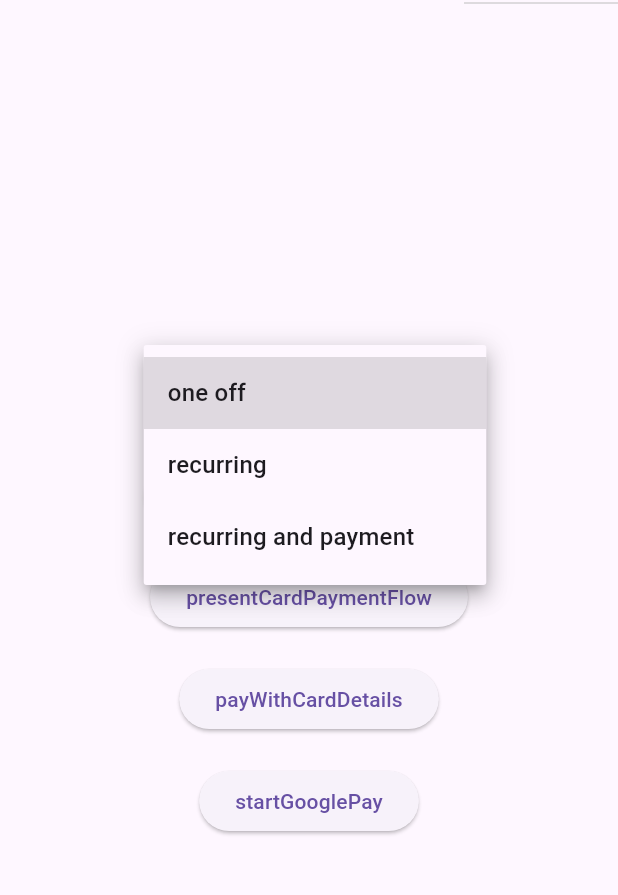
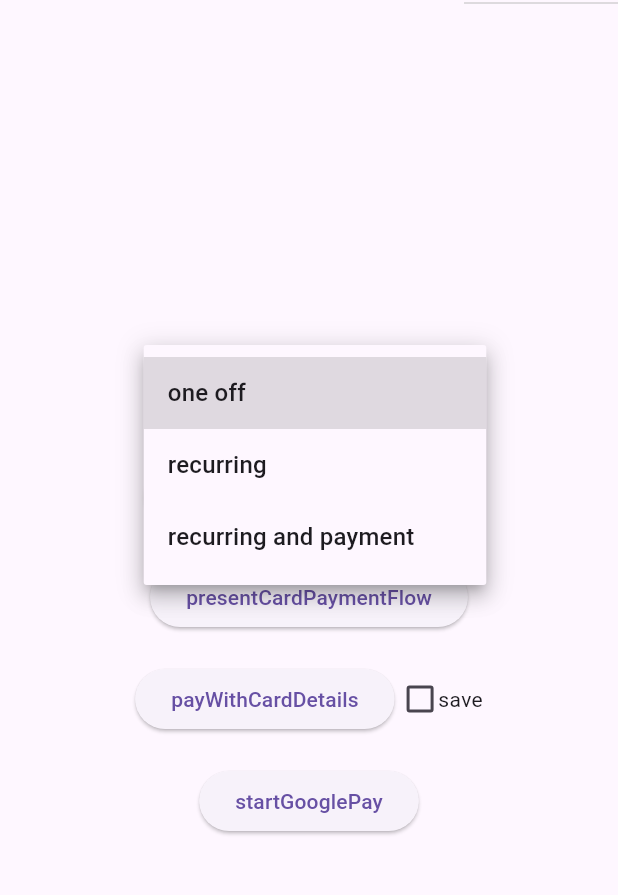
Before and after one commit to airwallex/airwallex-payment-flutter, a Flutter app: the screen it shows after launch, after a tap on "one off", on a phone screen of 412 x 824 dp, the part 63-958 px from its top. Run offline on Flutter 3.47's test engine with Material 3 defaults, Android fonts, the phone set to English and light mode, and no system bars; our stand-ins replace plugin_platform_interface; network calls fail; statements that could not run were skipped.

Commit message:
chore: add saveCard ui

```diff
--- a/example/lib/main.dart
+++ b/example/lib/main.dart
@@ -45,6 +45,7 @@ class MyHomePageState extends State<MyHomePage> {
   late List<String> environmentOptions;
 
   String _environment = 'demo';
+  bool _saveCard = false;
   bool _isLoading = false;
   String _selectedOption = 'one off';
   //for demo or staging environment, you can set your own api key and client id,
@@ -201,25 +202,50 @@ class MyHomePageState extends State<MyHomePage> {
                 const SizedBox(height: 20),
                 ElevatedButton(
                   onPressed: () => _handleSubmit(() async =>
-                      airwallexPaymentFlutter
-                          .presentEntirePaymentFlow(await _createSession())),
+                      airwallexPaymentFlutter.presentEntirePaymentFlow(
+                          await _createSession(customerId: customerId))),
                   child: const Text('presentEntirePaymentFlow'),
                 ),
                 const SizedBox(height: 20),
                 ElevatedButton(
                   onPressed: () => _handleSubmit(() async =>
-                      airwallexPaymentFlutter
-                          .presentCardPaymentFlow(await _createSession())),
+                      airwallexPaymentFlutter.presentCardPaymentFlow(
+                          await _createSession(customerId: customerId))),
                   child: const Text('presentCardPaymentFlow'),
                 ),
                 const SizedBox(height: 20),
-                ElevatedButton(
-                  onPressed: () => _handleSubmit(() async =>
-                      airwallexPaymentFlutter.payWithCardDetails(
-                          await _createSession(),
-                          CardCreator.createDemoCard(_environment),
-                          false)),
-                  child: const Text('payWithCardDetails'),
+                Row(
+                  mainAxisAlignment: MainAxisAlignment.center,
+                  mainAxisSize: MainAxisSize.min,
+                  children: [
+                    ElevatedButton(
+                      onPressed: () => _handleSubmit(() async {
+                        if (_saveCard && customerId == null) {
+                          customerId = await paymentRepository.getCustomerId();
+                        }
+                        return airwallexPaymentFlutter.payWithCardDetails(
+                            await _createSession(customerId: customerId),
+                            CardCreator.createDemoCard(_environment),
+                            _saveCard);
+                      }),
+                      child: const Text('payWithCardDetails'),
+                    ),
+                    if (_selectedOption == 'one off') ...[
+                      const SizedBox(width: 5),
+                      SizedBox(
+                          height: 24.0,
+                          width: 24.0,
+                          child: Checkbox(
+                            value: _saveCard,
+                            onChanged: (value) {
+                              setState(() {
+                                _saveCard = value!;
+                              });
+                            },
+                          )),
+                      const Text('save'),
+                    ]
+                  ],
                 ),
                 const SizedBox(height: 20),
                 if (_selectedOption == 'one off' && Platform.isAndroid) ...[
@@ -241,10 +267,12 @@ class MyHomePageState extends State<MyHomePage> {
                 if (_selectedOption == 'one off' && customerId != null) ...[
                   const SizedBox(height: 20),
                   ElevatedButton(
-                    onPressed: () => _handleSubmit(() async {
-                        return airwallexPaymentFlutter.payWithConsent(await _createSession(customerId: customerId), await paymentRepository
-                            .getPaymentConsents(customerId!).then((consents) => consents.first));
-                    }),
+                    onPressed: () => _handleSubmit(() async =>
+                        airwallexPaymentFlutter.payWithConsent(
+                            await _createSession(customerId: customerId),
+                            await paymentRepository
+                                .getPaymentConsents(customerId!)
+                                .then((consents) => consents.first))),
                     child: const Text('payWithConsent'),
                   ),
                 ],
--- a/example/lib/util/session_creator.dart
+++ b/example/lib/util/session_creator.dart
@@ -12,6 +12,7 @@ class SessionCreator {
     final amountValue = paymentIntent['amount'];
     final double amount = (amountValue is int) ? amountValue.toDouble() : amountValue as double;
     final String currency = paymentIntent['currency'];
+    final String? customerId = paymentIntent['customer_id'];
 
     print('paymentIntentId: $paymentIntentId\n'
         'clientSecret: $clientSecret\n'
@@ -19,6 +20,7 @@ class SessionCreator {
         'currency: $currency');
 
     return OneOffSession(
+      customerId: customerId,
       paymentIntentId: paymentIntentId,
       clientSecret: clientSecret,
       amount: amount,
```
